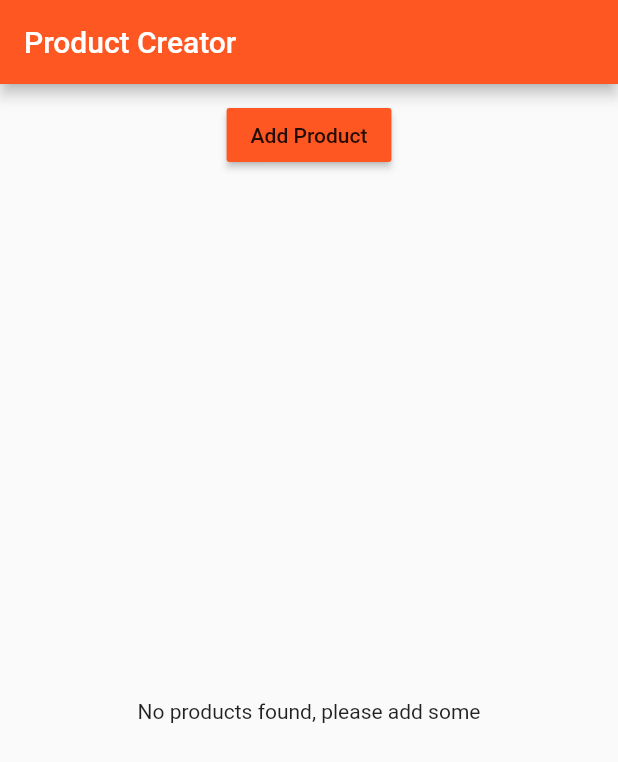
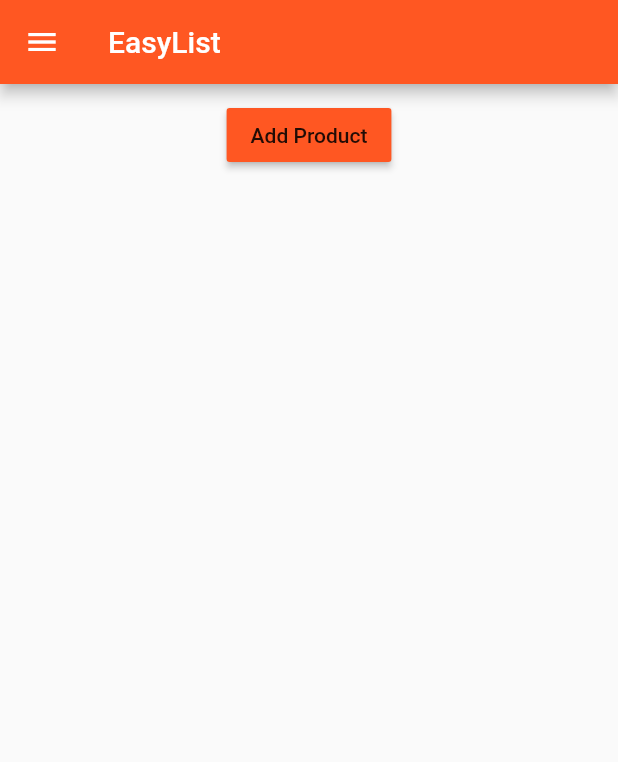
Before and after one commit to Liight/flutter_ProductCreator, a Flutter app: the screen it shows after launch, on a phone screen of 412 x 824 dp. Shown: the top 762 px of the screen. Run offline on Flutter 3.47's test engine with Material 2 defaults, Android fonts, the phone set to English and light mode, and no system bars.

Commit message:
Adding Navigation, new pages

```diff
--- a/lib/main.dart
+++ b/lib/main.dart
@@ -1,24 +1,75 @@
 import 'package:flutter/material.dart';
+// import 'package:flutter/rendering.dart';
 
-import './product_manager.dart';
+import './pages/auth.dart';
+import './pages/product_admin.dart';
+import './pages/products.dart';
+import './pages/product.dart';
 
-void main() => runApp(MyApp());
+void main() {
+  // debugPaintSizeEnabled = true;
+  // debugPaintBaselinesEnabled = true;
+  // debugPaintPointersEnabled = true;
+  runApp(MyApp());
+}
 
-class MyApp extends StatelessWidget {
+class MyApp extends StatefulWidget {
+  @override
+  State<StatefulWidget> createState() {
+    return _MyAppState();
+  }
+}
+
+class _MyAppState extends State<MyApp> {
+  List<Map<String, String>> _products = [];
+
+  @override
+  void _addProduct(Map<String, String> product) {
+    setState(() {
+      _products.add(product);
+    });
+    print(_products);
+  }
+
+  @override
+  void _deleteProduct(int index) {
+    setState(() {
+      _products.removeAt(index);
+    });
+  }
+
   @override
   Widget build(BuildContext context) {
     return MaterialApp(
-      theme:ThemeData(
-        brightness: Brightness.light,
-        primarySwatch: Colors.deepOrange,
-        accentColor: Colors.deepPurple
-      ),
-      home: Scaffold(
-          appBar: AppBar(
-            title: Text('Product Creator'),
-          ),
-          body: ProductManager(),
-          ),
+      // debugShowMaterialGrid: true,
+      theme: ThemeData(
+          brightness: Brightness.light,
+          primarySwatch: Colors.deepOrange,
+          accentColor: Colors.deepPurple),
+      // home: AuthPage(),
+      routes: {
+        '/': (BuildContext context) =>
+            ProductsPage(_products, _addProduct, _deleteProduct),
+        '/admin': (BuildContext context) => ProductsAdminPage(),
+      },
+      onGenerateRoute: (RouteSettings settings) {
+        final List<String> pathElements = settings.name.split('/');
+        if (pathElements[0] != '') {
+          return null;
+        }
+        if (pathElements[1] == 'product') {
+          final int index = int.parse(pathElements[2]);
+          return MaterialPageRoute<bool>(
+            builder: (BuildContext context) => ProductPage(
+                _products[index]['title'], _products[index]['image']),
+          );
+        }
+        return null;
+      },
+      onUnknownRoute: (RouteSettings settings) {
+        return MaterialPageRoute<bool>(builder: (BuildContext context) =>
+        ProductsPage( _products, _addProduct, _deleteProduct));
+      },
     );
   }
 }
--- /dev/null
+++ b/lib/pages/products.dart
@@ -0,0 +1,38 @@
+import 'package:flutter/material.dart';
+
+import '../product_manager.dart';
+import './products_admin.dart';
+
+class ProductsPage extends StatelessWidget {
+final List<Map<String, String>> products;
+final Function addProduct;
+final Function deleteProduct;
+
+ProductsPage(this.products, this.addProduct, this.deleteProduct);
+
+  @override
+  Widget build(BuildContext context) {
+    return Scaffold(
+      drawer: Drawer(
+        child: Column(
+          children: <Widget>[
+            AppBar(
+              automaticallyImplyLeading: false,
+              title: Text('Choose'),
+            ),
+            ListTile(
+              title: Text('Manage Products'),
+              onTap: () {
+                Navigator.pushReplacementNamed(context, '/admin');
+              },
+            )
+          ],
+        ),
+      ),
+      appBar: AppBar(
+        title: Text('EasyList'),
+      ),
+      body: ProductManager(products, addProduct, deleteProduct),
+    );
+  }
+}
--- a/lib/product_control.dart
+++ b/lib/product_control.dart
@@ -10,7 +10,7 @@ class ProductControl extends StatelessWidget {
       return RaisedButton(
             color: Theme.of(context).primaryColor,
             onPressed: () {
-        addProduct('Sweets');
+              addProduct({'title': 'Chocolate', 'image': 'assets/food.jpg'});
             },
             child: Text('Add Product'),
           );
--- a/lib/product_manager.dart
+++ b/lib/product_manager.dart
@@ -3,58 +3,23 @@ import 'package:flutter/material.dart';
 import './products.dart';
 import './product_control.dart';
 
-class ProductManager extends StatefulWidget {
-  final String startingProduct; // declares immutable string
+class ProductManager extends StatelessWidget {
+  final List<Map<String, String>> products;
+  final Function addProduct;
+  final Function deleteProduct;
 
-  ProductManager({this.startingProduct}) {
-    // binds the startingProduct(above) to this class
-    print('[ProductManager Widget] Constructor');
-  }
-
-  @override // overrides the state of the this class with it's sister state class
-  State<StatefulWidget> createState() {
-    print('[ProductManager Widget] createState()');
-    return _ProductManagerState();
-  }
-}
-
-class _ProductManagerState extends State<ProductManager> {
-  List<String> _products = [];
-
-  @override // overrides the default initState() method in the current class
-  void initState() {
-    // initialises the state in this class,
-    // it will run before the build class reducing the need for a re-render
-    if (widget.startingProduct != null){
-      _products.add(widget.startingProduct); // Add to List widget
-    }
-    print('[_ProductManagerState Widget] initState()');
-    super
-        .initState(); // calls the State (this class extends State) as a constructor before overrides
-  }
+  ProductManager(this.products, this.addProduct, this.deleteProduct);
 
   @override
-  void didUpdateWidget(ProductManager oldWidget) {
-    print('[_ProductManagerState Widget] didUpdateWidget()');
-    super.didUpdateWidget(oldWidget);
-  }
-
-  void _addProduct(String product) {
-    setState(() {
-      _products.add(product);
-    });
-  }
-
-  @override // overrides the default Widget in this class
   Widget build(BuildContext context) {
-    print('[_ProductManagerState Widget] build()');
+    print('[ProductManager State] build()');
     return Column(
       children: [
         Container(
           margin: EdgeInsets.all(10.0),
-          child: ProductControl(_addProduct),
+          child: ProductControl(addProduct),
         ),
-        Expanded(child: Products(_products)) // expanded takes up available remaining space on the screen
+        Expanded(child: Products(products, deleteProduct: deleteProduct))
       ],
     );
   }
--- a/lib/products.dart
+++ b/lib/products.dart
@@ -1,35 +1,52 @@
 import 'package:flutter/material.dart';
 
+import './pages/product.dart';
+
 class Products extends StatelessWidget {
-  final List<String> products; // Set an immutable strongly typed variable
-  Products(this.products) {
+  final List<Map<String, String>> products;
+  final Function deleteProduct;
+
+  Products(this.products, {this.deleteProduct}) {
     print('[Products Widget] Constructor');
-  } // Grabs the incoming 'products' argument and stores it as a property of the class Products
+  }
 
   Widget _buildProductItem(BuildContext context, int index) {
     return Card(
       child: Column(
         children: <Widget>[
-          Image.asset('assets/food.jpg'),
-          Text(products[index])
+          Image.asset(products[index]['image']),
+          Text(products[index]['title']),
+          ButtonBar(
+            alignment: MainAxisAlignment.center,
+            children: <Widget>[
+              FlatButton(
+                child: Text('Details'),
+                onPressed: () => Navigator
+                        .pushNamed<bool>(context, '/product/' + index.toString())
+                        .then((bool value) {
+                      if (value) {
+                        deleteProduct(index);
+                      }
+                    }),
+              )
+            ],
+          )
         ],
       ),
     );
   }
 
   Widget _buildProductList() {
-    Widget productCard;
+    Widget productCards;
     if (products.length > 0) {
-      productCard = ListView.builder(
-        // list view must return a list (allows scroll)
-        itemBuilder:
-            _buildProductItem, // what does building an item mean, how is an item built
+      productCards = ListView.builder(
+        itemBuilder: _buildProductItem,
         itemCount: products.length,
       );
     } else {
-      productCard = Center(child: Text('No products found, please add some'));
+      productCards = Container();
     }
-    return productCard;
+    return productCards;
   }
 
   @override
```
Also changed, not shown: lib/pages/auth.dart (added, +21 -0 lines), lib/pages/product.dart (added, +44 -0 lines), lib/pages/product_admin.dart (added, +50 -0 lines), lib/pages/product_create.dart (added, +8 -0 lines), lib/pages/product_list.dart (added, +10 -0 lines), lib/pages/products_admin.dart (added, +50 -0 lines). Lines whose indentation alone changed are shown as unchanged.
